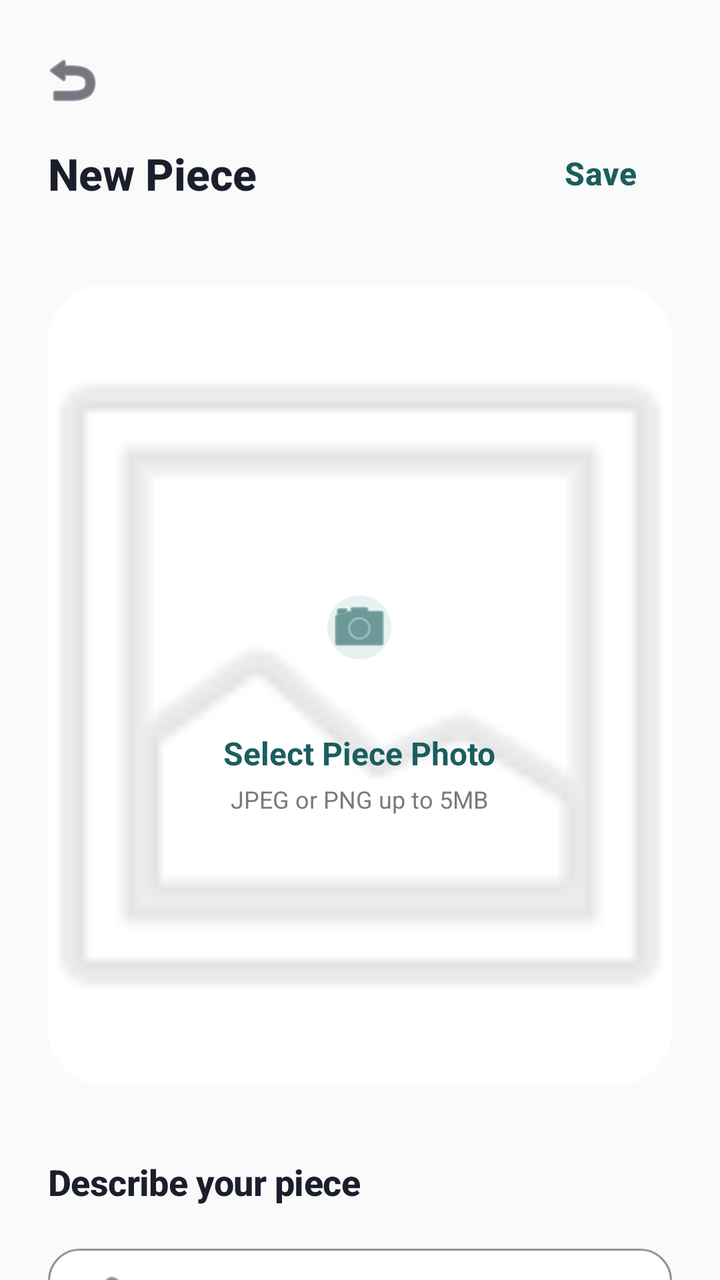
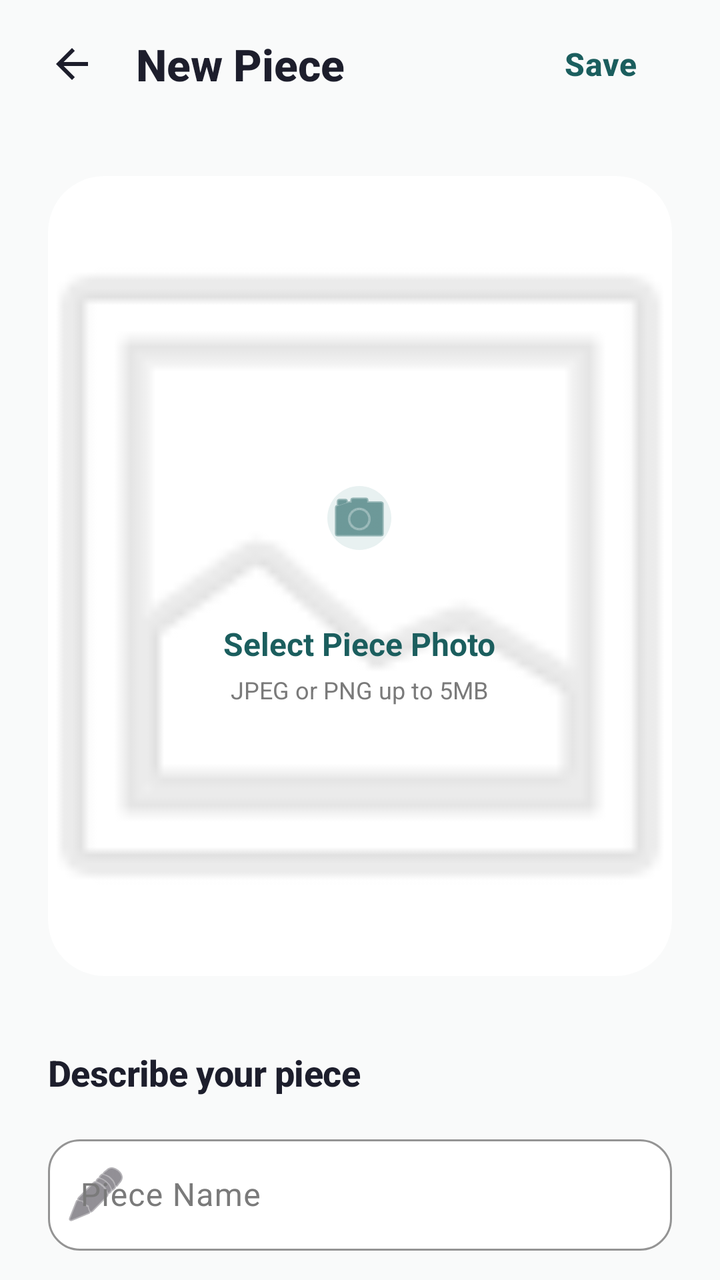

Compare the two renders of this Android layout. The source of the first and the diff that turns it into the second are given below.
<!-- AndroidManifest.xml: application theme Theme.FitsForYou -->
<!-- res/layout/activity_add_clothing.xml -->
<?xml version="1.0" encoding="utf-8"?>
<androidx.constraintlayout.widget.ConstraintLayout xmlns:android="http://schemas.android.com/apk/res/android"
    xmlns:app="http://schemas.android.com/apk/res-auto"
    xmlns:tools="http://schemas.android.com/tools"
    android:id="@+id/addClothingRoot"
    android:layout_width="match_parent"
    android:layout_height="match_parent"
    android:background="@color/background">

    
    <androidx.constraintlayout.widget.ConstraintLayout
        android:id="@+id/header"
        android:layout_width="match_parent"
        android:layout_height="wrap_content"
        android:background="@android:color/transparent"
        android:paddingBottom="8dp"
        app:layout_constraintTop_toTopOf="parent">

        <ImageButton
            android:id="@+id/backBtn"
            android:layout_width="48dp"
            android:layout_height="48dp"
            android:layout_marginStart="12dp"
            android:layout_marginTop="16dp"
            android:background="?attr/selectableItemBackgroundBorderless"
            android:contentDescription="Back"
            android:src="@android:drawable/ic_menu_revert"
            app:layout_constraintStart_toStartOf="parent"
            app:layout_constraintTop_toTopOf="parent"
            app:tint="@color/text_primary" />

        <TextView
            android:id="@+id/addTitle"
            style="@style/TextHeader"
            android:layout_width="wrap_content"
            android:layout_height="wrap_content"
            android:layout_marginStart="24dp"
            android:layout_marginTop="8dp"
            android:text="New Piece"
            app:layout_constraintStart_toStartOf="parent"
            app:layout_constraintTop_toBottomOf="@id/backBtn" />

        <Button
            android:id="@+id/saveButton"
            style="@style/Widget.Material3.Button.TextButton"
            android:layout_width="wrap_content"
            android:layout_height="wrap_content"
            android:layout_marginEnd="16dp"
            android:text="Save"
            android:textColor="@color/primary"
            android:textStyle="bold"
            android:textSize="@dimen/text_size_body"
            app:layout_constraintBottom_toBottomOf="@id/addTitle"
            app:layout_constraintEnd_toEndOf="parent"
            app:layout_constraintTop_toTopOf="@id/addTitle" />
    </androidx.constraintlayout.widget.ConstraintLayout>

    <androidx.core.widget.NestedScrollView
        android:layout_width="match_parent"
        android:layout_height="0dp"
        android:fillViewport="true"
        app:layout_constraintBottom_toBottomOf="parent"
        app:layout_constraintTop_toBottomOf="@id/header">

        <LinearLayout
            android:layout_width="match_parent"
            android:layout_height="wrap_content"
            android:orientation="vertical"
            android:padding="24dp"
            android:paddingBottom="80dp">

            
            <com.google.android.material.card.MaterialCardView
                android:id="@+id/imageCard"
                android:layout_width="match_parent"
                android:layout_height="400dp"
                app:cardCornerRadius="@dimen/card_corner_radius_large"
                app:cardElevation="0dp"
                app:strokeWidth="0dp"
                app:cardBackgroundColor="@color/white">

                <FrameLayout
                    android:layout_width="match_parent"
                    android:layout_height="match_parent">

                    <ImageView
                        android:id="@+id/clothingImageView"
                        android:layout_width="match_parent"
                        android:layout_height="match_parent"
                        android:scaleType="centerCrop"
                        android:src="@android:drawable/ic_menu_gallery"
                        android:alpha="0.2" />

                    <LinearLayout
                        android:id="@+id/addPhotoPlaceholder"
                        android:layout_width="wrap_content"
                        android:layout_height="wrap_content"
                        android:layout_gravity="center"
                        android:gravity="center"
                        android:orientation="vertical">

                        <com.google.android.material.imageview.ShapeableImageView
                            android:layout_width="72dp"
                            android:layout_height="72dp"
                            android:background="@color/primary_light"
                            android:padding="20dp"
                            android:src="@android:drawable/ic_menu_camera"
                            app:shapeAppearanceOverlay="@style/CircleImage"
                            app:tint="@color/primary" />

                        <TextView
                            android:layout_width="wrap_content"
                            android:layout_height="wrap_content"
                            android:layout_marginTop="16dp"
                            android:text="Select Piece Photo"
                            style="@style/TextBody"
                            android:textStyle="bold"
                            android:textColor="@color/primary"
                            android:textSize="@dimen/text_size_body" />

                        <TextView
                            android:layout_width="wrap_content"
                            android:layout_height="wrap_content"
                            android:layout_marginTop="4dp"
                            android:text="JPEG or PNG up to 5MB"
                            style="@style/TextSecondary"
                            android:textSize="@dimen/text_size_tiny" />
                    </LinearLayout>

                    <com.google.android.material.button.MaterialButton
                        android:id="@+id/uploadPhotoButton"
                        android:layout_width="match_parent"
                        android:layout_height="match_parent"
                        android:background="@android:color/transparent"
                        app:rippleColor="#15000000" />
                </FrameLayout>
            </com.google.android.material.card.MaterialCardView>

            <TextView
                style="@style/TextHeader"
                android:layout_width="wrap_content"
                android:layout_height="wrap_content"
                android:layout_marginTop="36dp"
                android:text="Describe your piece"
                android:textSize="@dimen/text_size_subheader"
                android:letterSpacing="-0.01" />

            
            <com.google.android.material.textfield.TextInputLayout
                android:id="@+id/nameInputLayout"
                style="@style/CustomTextInputLayout"
                android:layout_width="match_parent"
                android:layout_height="wrap_content"
                android:layout_marginTop="16dp"
                android:hint="Piece Name"
                app:startIconDrawable="@android:drawable/ic_menu_edit">

                <com.google.android.material.textfield.TextInputEditText
                    android:id="@+id/nameEditText"
                    android:layout_width="match_parent"
                    android:layout_height="wrap_content"
                    android:inputType="textCapWords" />
            </com.google.android.material.textfield.TextInputLayout>

            <com.google.android.material.textfield.TextInputLayout
                android:id="@+id/categoryInputLayout"
                style="@style/Widget.Material3.TextInputLayout.OutlinedBox.ExposedDropdownMenu"
                android:layout_width="match_parent"
                android:layout_height="wrap_content"
                android:layout_marginTop="12dp"
                android:hint="Category"
                app:boxCornerRadiusBottomEnd="16dp"
                app:boxCornerRadiusBottomStart="16dp"
                app:boxCornerRadiusTopEnd="16dp"
                app:boxCornerRadiusTopStart="16dp">

                <AutoCompleteTextView
                    android:id="@+id/categoryAutoComplete"
                    android:layout_width="match_parent"
                    android:layout_height="wrap_content"
                    android:inputType="none" />
            </com.google.android.material.textfield.TextInputLayout>

            <TextView
                style="@style/TextBody"
                android:layout_width="wrap_content"
                android:layout_height="wrap_content"
                android:layout_marginTop="24dp"
                android:text="Primary Color"
                android:textStyle="bold" />

            <androidx.recyclerview.widget.RecyclerView
                android:id="@+id/colorRecyclerView"
                android:layout_width="match_parent"
                android:layout_height="wrap_content"
                android:layout_marginTop="12dp"
                android:orientation="horizontal"
                app:layoutManager="androidx.recyclerview.widget.LinearLayoutManager" />

            <TextView
                style="@style/TextBody"
                android:layout_width="wrap_content"
                android:layout_height="wrap_content"
                android:layout_marginTop="24dp"
                android:text="Preferred Season"
                android:textStyle="bold" />

            <com.google.android.material.chip.ChipGroup
                android:id="@+id/seasonChipGroup"
                android:layout_width="match_parent"
                android:layout_height="wrap_content"
                android:layout_marginTop="12dp"
                app:singleSelection="true">

                <com.google.android.material.chip.Chip
                    android:id="@+id/chipSummer"
                    style="@style/Widget.Material3.Chip.Filter"
                    android:layout_width="wrap_content"
                    android:layout_height="wrap_content"
                    android:text="Summer" />

                <com.google.android.material.chip.Chip
                    android:id="@+id/chipWinter"
                    style="@style/Widget.Material3.Chip.Filter"
                    android:layout_width="wrap_content"
                    android:layout_height="wrap_content"
                    android:text="Winter" />

                <com.google.android.material.chip.Chip
                    android:id="@+id/chipAllSeason"
                    style="@style/Widget.Material3.Chip.Filter"
                    android:layout_width="wrap_content"
                    android:layout_height="wrap_content"
                    android:text="All Season" />
            </com.google.android.material.chip.ChipGroup>

            <com.google.android.material.materialswitch.MaterialSwitch
                android:id="@+id/capsuleSwitch"
                android:layout_width="match_parent"
                android:layout_height="wrap_content"
                android:layout_marginTop="28dp"
                android:text="Add to Capsule Wardrobe"
                style="@style/TextBody"
                android:textStyle="bold"
                android:paddingHorizontal="4dp" />

            <TextView
                style="@style/TextSecondary"
                android:layout_width="wrap_content"
                android:layout_height="wrap_content"
                android:layout_marginTop="4dp"
                android:paddingHorizontal="4dp"
                android:text="Include in highly optimized minimal wardrobe"
                android:textSize="@dimen/text_size_tiny" />

            <Button
                android:id="@+id/cancelButton"
                style="@style/SecondaryButton"
                android:layout_width="match_parent"
                android:layout_height="56dp"
                android:layout_marginTop="40dp"
                android:text="Cancel"
                android:alpha="0.7" />

        </LinearLayout>
    </androidx.core.widget.NestedScrollView>

</androidx.constraintlayout.widget.ConstraintLayout>
<!-- resources referenced by this layout -->
<resources>
  <color name="background">#F9FAFA</color>
  <color name="primary">#1B5E5E</color>
  <color name="primary_light">#E8F1F1</color>
  <color name="text_primary">#1D1E2C</color>
  <color name="white">#FFFFFFFF</color>
  <dimen name="card_corner_radius_large">28dp</dimen>
  <dimen name="text_size_body">16sp</dimen>
  <dimen name="text_size_subheader">18sp</dimen>
  <dimen name="text_size_tiny">12sp</dimen>
  <style name="CircleImage" parent="ShapeAppearance.Material3.SmallComponent">
          <item name="cornerSize">50%</item>
      </style>
  <style name="SecondaryButton" parent="Widget.Material3.Button.OutlinedButton">
          <item name="android:layout_height">@dimen/button_height</item>
          <item name="cornerRadius">@dimen/button_corner_radius</item>
          <item name="android:insetTop">0dp</item>
          <item name="android:insetBottom">0dp</item>
          <item name="android:textAllCaps">false</item>
          <item name="strokeColor">@color/primary</item>
          <item name="android:textColor">@color/primary</item>
          <item name="android:textSize">@dimen/text_size_body</item>
          <item name="strokeWidth">1.5dp</item>
      </style>
  <style name="TextBody">
          <item name="android:textSize">@dimen/text_size_body</item>
          <item name="android:textColor">@color/text_primary</item>
          <item name="android:fontFamily">sans-serif</item>
      </style>
  <style name="TextHeader">
          <item name="android:textSize">@dimen/text_size_header</item>
          <item name="android:textStyle">bold</item>
          <item name="android:textColor">@color/text_primary</item>
          <item name="android:fontFamily">sans-serif-medium</item>
      </style>
  <style name="TextSecondary">
          <item name="android:textSize">@dimen/text_size_small</item>
          <item name="android:textColor">@color/text_secondary</item>
          <item name="android:fontFamily">sans-serif</item>
      </style>
  <style name="Theme.FitsForYou" parent="Base.Theme.FitsForYou" />
  <dimen name="edit_text_corner_radius">16dp</dimen>
  <color name="text_secondary">#7A7A7A</color>
  <dimen name="button_height">52dp</dimen>
  <dimen name="button_corner_radius">28dp</dimen>
  <dimen name="text_size_header">22sp</dimen>
  <dimen name="text_size_small">14sp</dimen>
  <style name="Base.Theme.FitsForYou" parent="Theme.Material3.DayNight.NoActionBar">
          <item name="colorPrimary">@color/primary</item>
          <item name="colorOnPrimary">@color/on_primary</item>
          <item name="colorSecondary">@color/secondary</item>
          <item name="colorOnSecondary">@color/on_secondary</item>
          <item name="android:windowBackground">@color/background</item>
          <item name="colorSurface">@color/surface</item>
          <item name="colorOnSurface">@color/on_surface</item>
      </style>
  <color name="on_primary">#FFFFFF</color>
  <color name="secondary">#1B5E5E</color>
  <color name="on_secondary">#FFFFFF</color>
  <color name="surface">#FFFFFF</color>
  <color name="on_surface">#1B5E5E</color>
  <!-- unchanged entries left out for length: 1 -->
</resources>

<!-- the commit's change to res/layout/activity_add_clothing.xml (unified diff, before → after) -->
@@ -11,9 +11,8 @@
     <androidx.constraintlayout.widget.ConstraintLayout
         android:id="@+id/header"
         android:layout_width="match_parent"
-        android:layout_height="wrap_content"
+        android:layout_height="@dimen/header_height"
         android:background="@android:color/transparent"
-        android:paddingBottom="8dp"
         app:layout_constraintTop_toTopOf="parent">
 
         <ImageButton
@@ -21,10 +20,10 @@
             android:layout_width="48dp"
             android:layout_height="48dp"
             android:layout_marginStart="12dp"
-            android:layout_marginTop="16dp"
             android:background="?attr/selectableItemBackgroundBorderless"
-            android:contentDescription="Back"
-            android:src="@android:drawable/ic_menu_revert"
+            android:contentDescription="@string/cd_back"
+            android:src="@drawable/ic_arrow_back"
+            app:layout_constraintBottom_toBottomOf="parent"
             app:layout_constraintStart_toStartOf="parent"
             app:layout_constraintTop_toTopOf="parent"
             app:tint="@color/text_primary" />
@@ -34,25 +33,25 @@
             style="@style/TextHeader"
             android:layout_width="wrap_content"
             android:layout_height="wrap_content"
-            android:layout_marginStart="24dp"
-            android:layout_marginTop="8dp"
+            android:layout_marginStart="8dp"
             android:text="New Piece"
-            app:layout_constraintStart_toStartOf="parent"
-            app:layout_constraintTop_toBottomOf="@id/backBtn" />
+            app:layout_constraintBottom_toBottomOf="parent"
+            app:layout_constraintStart_toEndOf="@id/backBtn"
+            app:layout_constraintTop_toTopOf="parent" />
 
         <Button
             android:id="@+id/saveButton"
             style="@style/Widget.Material3.Button.TextButton"
             android:layout_width="wrap_content"
             android:layout_height="wrap_content"
-            android:layout_marginEnd="16dp"
+            android:layout_marginEnd="@dimen/spacing_medium"
             android:text="Save"
             android:textColor="@color/primary"
             android:textStyle="bold"
             android:textSize="@dimen/text_size_body"
-            app:layout_constraintBottom_toBottomOf="@id/addTitle"
+            app:layout_constraintBottom_toBottomOf="parent"
             app:layout_constraintEnd_toEndOf="parent"
-            app:layout_constraintTop_toTopOf="@id/addTitle" />
+            app:layout_constraintTop_toTopOf="parent" />
     </androidx.constraintlayout.widget.ConstraintLayout>
 
     <androidx.core.widget.NestedScrollView
@@ -66,7 +65,7 @@
             android:layout_width="match_parent"
             android:layout_height="wrap_content"
             android:orientation="vertical"
-            android:padding="24dp"
+            android:padding="@dimen/spacing_large"
             android:paddingBottom="80dp">
 
             
@@ -111,7 +110,7 @@
                         <TextView
                             android:layout_width="wrap_content"
                             android:layout_height="wrap_content"
-                            android:layout_marginTop="16dp"
+                            android:layout_marginTop="@dimen/spacing_medium"
                             android:text="Select Piece Photo"
                             style="@style/TextBody"
                             android:textStyle="bold"
@@ -151,7 +150,7 @@
                 style="@style/CustomTextInputLayout"
                 android:layout_width="match_parent"
                 android:layout_height="wrap_content"
-                android:layout_marginTop="16dp"
+                android:layout_marginTop="@dimen/spacing_medium"
                 android:hint="Piece Name"
                 app:startIconDrawable="@android:drawable/ic_menu_edit">
 
@@ -185,7 +184,7 @@
                 style="@style/TextBody"
                 android:layout_width="wrap_content"
                 android:layout_height="wrap_content"
-                android:layout_marginTop="24dp"
+                android:layout_marginTop="@dimen/spacing_large"
                 android:text="Primary Color"
                 android:textStyle="bold" />
 
@@ -201,7 +200,7 @@
                 style="@style/TextBody"
                 android:layout_width="wrap_content"
                 android:layout_height="wrap_content"
-                android:layout_marginTop="24dp"
+                android:layout_marginTop="@dimen/spacing_large"
                 android:text="Preferred Season"
                 android:textStyle="bold" />
 
<!-- resource entries referenced after the edit -->
@@ -6,9 +6,24 @@
   <color name="text_primary">#1D1E2C</color>
   <color name="white">#FFFFFFFF</color>
   <dimen name="card_corner_radius_large">28dp</dimen>
+  <dimen name="header_height">64dp</dimen>
+  <dimen name="spacing_large">24dp</dimen>
+  <dimen name="spacing_medium">16dp</dimen>
   <dimen name="text_size_body">16sp</dimen>
   <dimen name="text_size_subheader">18sp</dimen>
   <dimen name="text_size_tiny">12sp</dimen>
+  <!-- drawable ic_arrow_back (drawable) -->
+  <vector xmlns:android="http://schemas.android.com/apk/res/android"
+      android:width="24dp"
+      android:height="24dp"
+      android:viewportWidth="24"
+      android:viewportHeight="24"
+      android:tint="?attr/colorControlNormal">
+    <path
+        android:fillColor="@android:color/white"
+        android:pathData="M20,11H7.83l5.59,-5.59L12,4l-8,8 8,8 1.41,-1.41L7.83,13H20v-2z"/>
+  </vector>
+  <string name="cd_back">Back</string>
   <style name="CircleImage" parent="ShapeAppearance.Material3.SmallComponent">
           <item name="cornerSize">50%</item>
       </style>
